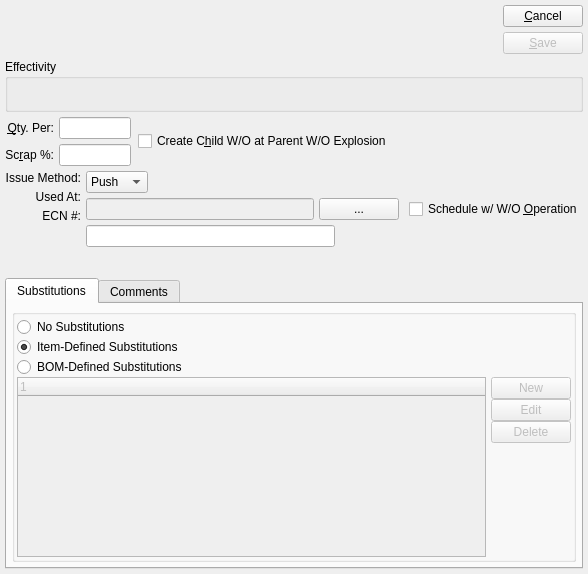
Above: xtuple/trunk/guiclient/bomItem.ui from WooodHead/xtuple before the change. Below: the same form after it.
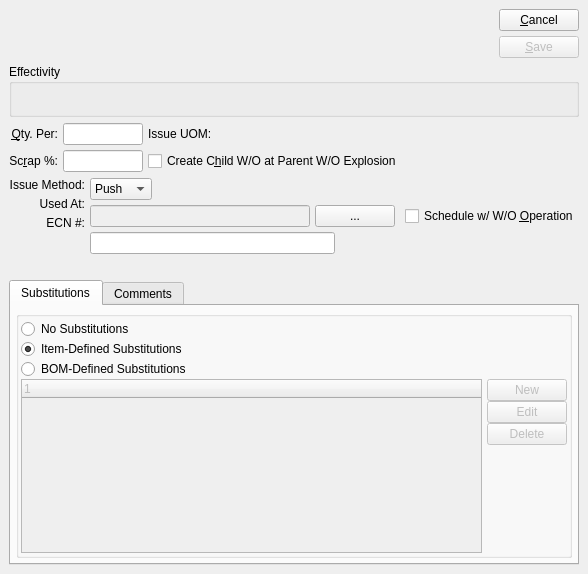
That is the form after the change. Custom widgets are drawn as their Qt base class.

Commit message: Updated bom screens to implement some of the UOM FR requirements.

What changed in the file:
```diff
--- a/xtuple/trunk/guiclient/bomItem.ui
+++ b/xtuple/trunk/guiclient/bomItem.ui
@@ -14,10 +14,10 @@
   </property>
   <layout class="QVBoxLayout" >
    <property name="margin" >
-    <number>5</number>
+    <number>9</number>
    </property>
    <property name="spacing" >
-    <number>5</number>
+    <number>6</number>
    </property>
    <item>
     <layout class="QHBoxLayout" >
@@ -183,129 +183,125 @@
       <number>0</number>
      </property>
      <property name="spacing" >
-      <number>0</number>
+      <number>6</number>
      </property>
      <item>
-      <layout class="QHBoxLayout" >
+      <layout class="QGridLayout" >
        <property name="margin" >
         <number>0</number>
        </property>
        <property name="spacing" >
-        <number>7</number>
+        <number>5</number>
        </property>
-       <item>
-        <layout class="QGridLayout" >
+       <item row="0" column="0" >
+        <widget class="QLabel" name="_qtyPerLit" >
+         <property name="text" >
+          <string>&amp;Qty. Per:</string>
+         </property>
+         <property name="alignment" >
+          <set>Qt::AlignRight|Qt::AlignTrailing|Qt::AlignVCenter</set>
+         </property>
+         <property name="buddy" >
+          <cstring>_qtyPer</cstring>
+         </property>
+        </widget>
+       </item>
+       <item row="1" column="0" >
+        <widget class="QLabel" name="_scrapLit" >
+         <property name="text" >
+          <string>Sc&amp;rap %:</string>
+         </property>
+         <property name="alignment" >
+          <set>Qt::AlignRight|Qt::AlignTrailing|Qt::AlignVCenter</set>
+         </property>
+         <property name="buddy" >
+          <cstring>_scrap</cstring>
+         </property>
+        </widget>
+       </item>
+       <item row="0" column="1" >
+        <widget class="XLineEdit" name="_qtyPer" >
+         <property name="sizePolicy" >
+          <sizepolicy>
+           <hsizetype>5</hsizetype>
+           <vsizetype>0</vsizetype>
+           <horstretch>0</horstretch>
+           <verstretch>0</verstretch>
+          </sizepolicy>
+         </property>
+         <property name="maximumSize" >
+          <size>
+           <width>80</width>
+           <height>32767</height>
+          </size>
+         </property>
+         <property name="alignment" >
+          <set>Qt::AlignRight</set>
+         </property>
+        </widget>
+       </item>
+       <item row="1" column="1" >
+        <widget class="XLineEdit" name="_scrap" >
+         <property name="sizePolicy" >
+          <sizepolicy>
+           <hsizetype>5</hsizetype>
+           <vsizetype>0</vsizetype>
+           <horstretch>0</horstretch>
+           <verstretch>0</verstretch>
+          </sizepolicy>
+         </property>
+         <property name="maximumSize" >
+          <size>
+           <width>80</width>
+           <height>32767</height>
+          </size>
+         </property>
+         <property name="alignment" >
+          <set>Qt::AlignRight</set>
+         </property>
+        </widget>
+       </item>
+       <item row="0" column="2" >
+        <layout class="QHBoxLayout" >
          <property name="margin" >
           <number>0</number>
          </property>
          <property name="spacing" >
-          <number>5</number>
+          <number>6</number>
          </property>
-         <item row="0" column="1" >
-          <widget class="XLineEdit" name="_qtyPer" >
-           <property name="sizePolicy" >
-            <sizepolicy>
-             <hsizetype>5</hsizetype>
-             <vsizetype>0</vsizetype>
-             <horstretch>0</horstretch>
-             <verstretch>0</verstretch>
-            </sizepolicy>
-           </property>
-           <property name="maximumSize" >
-            <size>
-             <width>80</width>
-             <height>32767</height>
-            </size>
-           </property>
-           <property name="alignment" >
-            <set>Qt::AlignRight</set>
-           </property>
-          </widget>
-         </item>
-         <item row="0" column="0" >
-          <widget class="QLabel" name="_qtyPerLit" >
+         <item>
+          <widget class="QLabel" name="_issueUOMLit" >
            <property name="text" >
-            <string>&amp;Qty. Per:</string>
+            <string>Issue UOM:</string>
            </property>
-           <property name="alignment" >
-            <set>Qt::AlignRight|Qt::AlignTrailing|Qt::AlignVCenter</set>
-           </property>
-           <property name="buddy" >
-            <cstring>_qtyPer</cstring>
-           </property>
           </widget>
          </item>
-         <item row="1" column="1" >
-          <widget class="XLineEdit" name="_scrap" >
+         <item>
+          <widget class="QLabel" name="_issueUOM" >
            <property name="sizePolicy" >
             <sizepolicy>
              <hsizetype>5</hsizetype>
-             <vsizetype>0</vsizetype>
-             <horstretch>0</horstretch>
+             <vsizetype>3</vsizetype>
+             <horstretch>1</horstretch>
              <verstretch>0</verstretch>
             </sizepolicy>
            </property>
-           <property name="maximumSize" >
-            <size>
-             <width>80</width>
-             <height>32767</height>
-            </size>
-           </property>
-           <property name="alignment" >
-            <set>Qt::AlignRight</set>
-           </property>
-          </widget>
-         </item>
-         <item row="1" column="0" >
-          <widget class="QLabel" name="_scrapLit" >
            <property name="text" >
-            <string>Sc&amp;rap %:</string>
+            <string/>
            </property>
-           <property name="alignment" >
-            <set>Qt::AlignRight|Qt::AlignTrailing|Qt::AlignVCenter</set>
-           </property>
-           <property name="buddy" >
-            <cstring>_scrap</cstring>
-           </property>
           </widget>
          </item>
         </layout>
        </item>
-       <item>
-        <layout class="QVBoxLayout" >
-         <property name="margin" >
-          <number>0</number>
+       <item row="1" column="2" >
+        <widget class="QCheckBox" name="_createWo" >
+         <property name="text" >
+          <string>Create C&amp;hild W/O at Parent W/O Explosion</string>
          </property>
-         <property name="spacing" >
-          <number>0</number>
+         <property name="shortcut" >
+          <string>Alt+H</string>
          </property>
-         <item>
-          <widget class="QCheckBox" name="_createWo" >
-           <property name="text" >
-            <string>Create C&amp;hild W/O at Parent W/O Explosion</string>
-           </property>
-           <property name="shortcut" >
-            <string>Alt+H</string>
-           </property>
-          </widget>
-         </item>
-         <item>
-          <spacer>
-           <property name="orientation" >
-            <enum>Qt::Vertical</enum>
-           </property>
-           <property name="sizeType" >
-            <enum>QSizePolicy::Preferred</enum>
-           </property>
-           <property name="sizeHint" >
-            <size>
-             <width>10</width>
-             <height>0</height>
-            </size>
-           </property>
-          </spacer>
-         </item>
-        </layout>
+        </widget>
        </item>
       </layout>
      </item>
@@ -319,7 +315,7 @@
        </property>
        <property name="sizeHint" >
         <size>
-         <width>198</width>
+         <width>0</width>
          <height>20</height>
         </size>
        </property>
@@ -723,36 +719,36 @@
  <layoutdefault spacing="5" margin="5" />
  <pixmapfunction>qPixmapFromMimeSource</pixmapfunction>
  <customwidgets>
-  <customwidget>
-   <class>DateCluster</class>
-   <extends>QWidget</extends>
-   <header>datecluster.h</header>
-  </customwidget>
   <customwidget>
    <class>XComboBox</class>
    <extends>QComboBox</extends>
    <header>xcombobox.h</header>
   </customwidget>
   <customwidget>
-   <class>ItemCluster</class>
+   <class>DateCluster</class>
    <extends>QWidget</extends>
-   <header>itemcluster.h</header>
-  </customwidget>
-  <customwidget>
-   <class>XLineEdit</class>
-   <extends>QLineEdit</extends>
-   <header>xlineedit.h</header>
+   <header>datecluster.h</header>
   </customwidget>
   <customwidget>
    <class>XTreeWidget</class>
    <extends>QTreeWidget</extends>
    <header>xtreewidget.h</header>
   </customwidget>
+  <customwidget>
+   <class>ItemCluster</class>
+   <extends>QWidget</extends>
+   <header>itemcluster.h</header>
+  </customwidget>
   <customwidget>
    <class>Comments</class>
    <extends>QWidget</extends>
    <header>comments.h</header>
   </customwidget>
+  <customwidget>
+   <class>XLineEdit</class>
+   <extends>QLineEdit</extends>
+   <header>xlineedit.h</header>
+  </customwidget>
  </customwidgets>
  <tabstops>
   <tabstop>_item</tabstop>
```
The commit also changes 3 other files.
